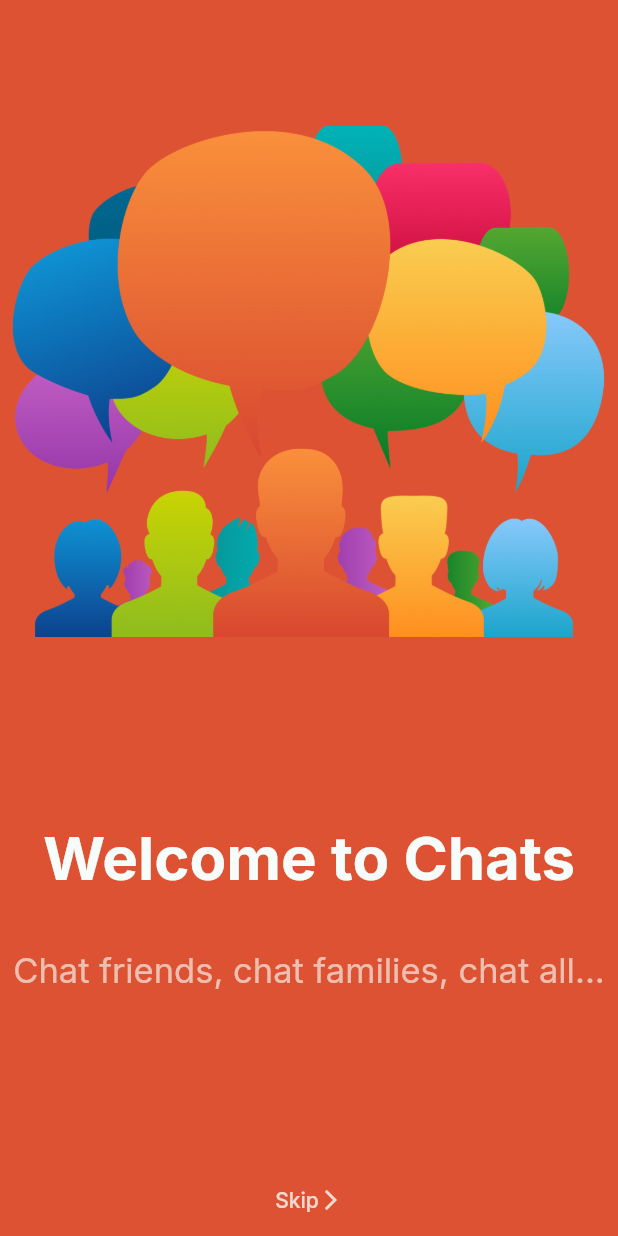
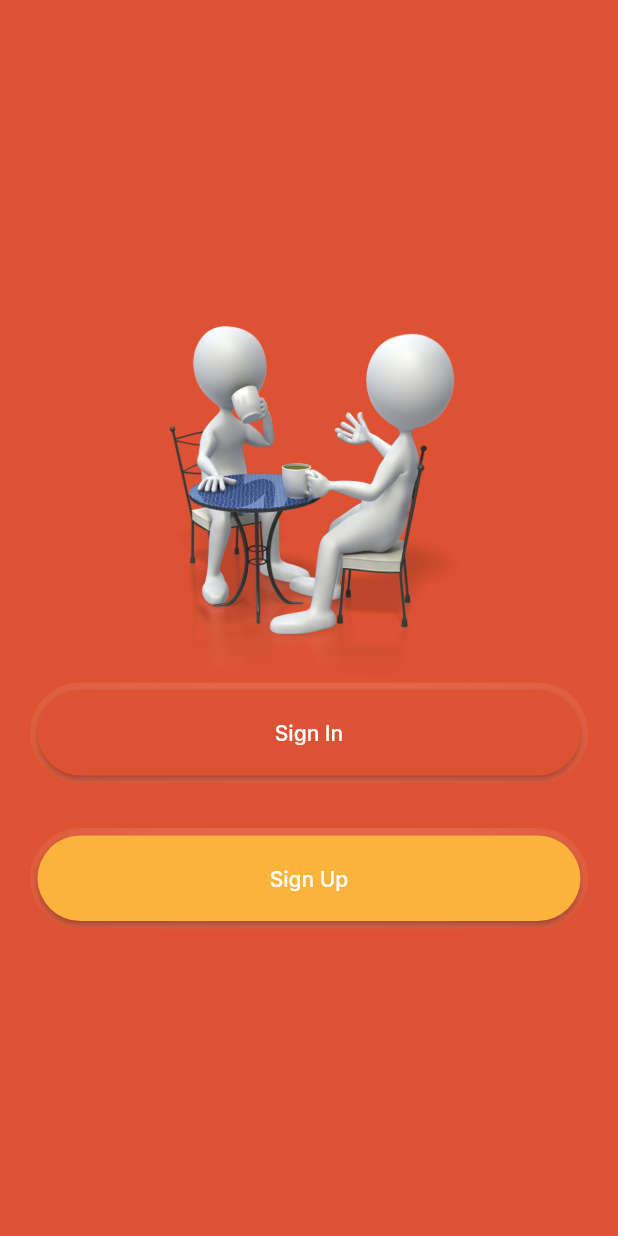
Before and after one commit to adebayoAdesina/Flutter_Simple_ChatApp_UI, a Flutter app: the screen it shows after launch, after a tap on "Skip", on a phone screen of 412 x 824 dp. Run offline on Flutter 3.47's test engine with Material 2 defaults, Android fonts, the phone set to English and light mode, and no system bars; our stand-ins replace google_fonts.

Commit message:
sign in and sign up option page

```diff
--- /dev/null
+++ b/lib/Screen/chat_screen.dart
@@ -0,0 +1,21 @@
+import 'package:flutter/material.dart';
+import 'package:simple_chat_app_ui/Util/colors.dart';
+
+class ChatScreen extends StatelessWidget {
+  const ChatScreen({Key? key}) : super(key: key);
+
+  @override
+  Widget build(BuildContext context) {
+    return Scaffold(
+      backgroundColor:
+          MediaQuery.of(context).platformBrightness == Brightness.light
+              ? kWhiteColor
+              : kSecondaryColor,
+      appBar: AppBar(
+        automaticallyImplyLeading: false,
+        title: Text("Chats"),
+        actions: [IconButton(onPressed: () {}, icon: Icon(Icons.search))],
+      ),
+    );
+  }
+}
--- /dev/null
+++ b/lib/Screen/signin_screen.dart
@@ -0,0 +1,49 @@
+import 'package:flutter/material.dart';
+import 'package:simple_chat_app_ui/Screen/chat_screen.dart';
+import 'package:simple_chat_app_ui/Util/colors.dart';
+import 'package:simple_chat_app_ui/Util/util.dart';
+import 'package:simple_chat_app_ui/Widgets/primary_button.dart';
+import 'package:simple_chat_app_ui/Widgets/sign_in_and_up_button.dart';
+
+class SignInScreen extends StatelessWidget {
+  const SignInScreen({Key? key}) : super(key: key);
+
+  @override
+  Widget build(BuildContext context) {
+    return Scaffold(
+      body: SafeArea(
+          child: Padding(
+        padding: const EdgeInsets.symmetric(horizontal: kDefaultPadding),
+        child: Column(
+          mainAxisAlignment: MainAxisAlignment.center,
+          children: [
+            const Image(
+              image: AssetImage('assets/R.png'),
+              height: 250,
+            ),
+            SignInAndUpButton(
+              text: "Sign In",
+              color: Theme.of(context).scaffoldBackgroundColor,
+              onPressed: () {
+                Navigator.push(
+                  context,
+                  MaterialPageRoute(
+                    builder: (context) => const ChatScreen(),
+                  ),
+                );
+              },
+            ),
+            const SizedBox(
+              height: kDefaultPadding * 1.5,
+            ),
+            SignInAndUpButton(
+              text: "Sign Up",
+              color: Theme.of(context).colorScheme.secondary,
+              onPressed: () {},
+            ),
+          ],
+        ),
+      )),
+    );
+  }
+}
--- a/lib/Screen/welcome_screen.dart
+++ b/lib/Screen/welcome_screen.dart
@@ -1,4 +1,5 @@
 import 'package:flutter/material.dart';
+import 'package:simple_chat_app_ui/Screen/signin_screen.dart';
 import 'package:simple_chat_app_ui/Util/colors.dart';
 
 class WelcomeScreen extends StatelessWidget {
@@ -45,7 +46,14 @@ class WelcomeScreen extends StatelessWidget {
             ),
             FittedBox(
               child: TextButton(
-                onPressed: () {},
+                onPressed: () {
+                  Navigator.push(
+                    context,
+                    MaterialPageRoute(
+                      builder: (context) => const SignInScreen(),
+                    ),
+                  );
+                },
                 child: Row(
                   children: [
                     Text(
--- a/lib/Util/util.dart
+++ b/lib/Util/util.dart
@@ -3,7 +3,7 @@ import 'package:google_fonts/google_fonts.dart';
 import 'package:simple_chat_app_ui/Util/colors.dart';
 
 const kDefaultPadding = 20.0;
-final appBarTheme = const AppBarTheme(centerTitle: false, elevation: 0);
+const appBarTheme = AppBarTheme(centerTitle: false, elevation: 0);
 ThemeData lightThemeData(BuildContext context) {
   return ThemeData.light().copyWith(
       primaryColor: kPrimaryColor,
@@ -33,5 +33,6 @@ ThemeData darkThemeData(BuildContext context) {
       primary: kPrimaryColor,
       secondary: kSecondaryColor,
       error: kErrorColor,
-      ));
+    ),
+  );
 }
--- /dev/null
+++ b/lib/Widgets/sign_in_and_up_button.dart
@@ -0,0 +1,41 @@
+import 'package:flutter/material.dart';
+
+import '../Util/colors.dart';
+import 'primary_button.dart';
+
+class SignInAndUpButton extends StatelessWidget {
+  final String text;
+  final Color color;
+  final Function onPressed;
+  const SignInAndUpButton({
+    Key? key,
+    required this.text,
+    required this.color,
+    required this.onPressed,
+  }) : super(key: key);
+
+  @override
+  Widget build(BuildContext context) {
+    return ClipRRect(
+      borderRadius: BorderRadius.circular(50),
+      child: Container(
+        padding: EdgeInsets.all(5),
+        decoration: BoxDecoration(
+          boxShadow: [
+            BoxShadow(
+              color: kWhiteColor.withOpacity(0.3),
+              offset: const Offset(2, 2),
+              blurRadius: 100.0,
+            ),
+          ],
+        ),
+        child: PrimaryButton(
+          text: text,
+          padding: const EdgeInsets.all(20),
+          onPressed: onPressed,
+          color: color,
+        ),
+      ),
+    );
+  }
+}
--- a/lib/main.dart
+++ b/lib/main.dart
@@ -16,6 +16,7 @@ class MyApp extends StatelessWidget {
     return MaterialApp(
       title: 'Chat App',
       theme: lightThemeData(context),
+      darkTheme: darkThemeData(context),
       home: const WelcomeScreen(),
     );
   }
```
Lines whose indentation alone changed are shown as unchanged.
